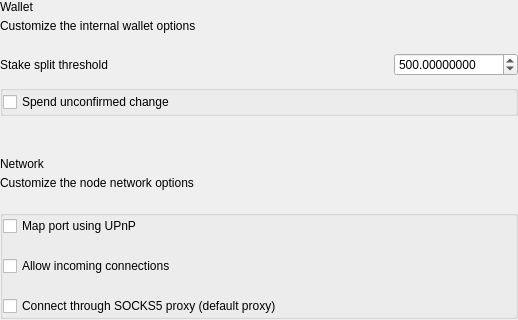
This is src/qt/tarian/settings/forms/settingswalletoptionswidget.ui in Tarian-Foundation/Tarian as Qt 5 draws it before an edit; both pictures show x 0 to 518 and y 0 to 320 of the 518 by 654 pixel window. The edited form follows.
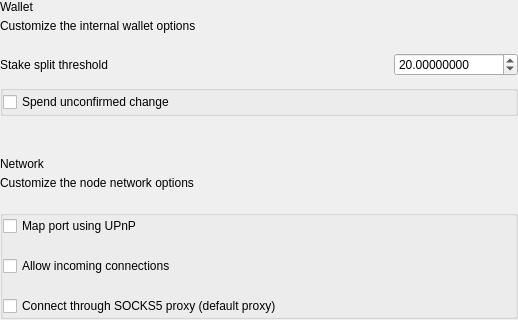
This is the edited form.

Commit message: New Split Threshold

The edit to the form file:
```diff
--- a/src/qt/tarian/settings/forms/settingswalletoptionswidget.ui
+++ b/src/qt/tarian/settings/forms/settingswalletoptionswidget.ui
@@ -133,7 +133,7 @@
              <number>999999</number>
             </property>
             <property name="value">
-             <number>500</number>
+             <number>20</number>
             </property>
            </widget>
           </item>
```
The commit also changes 1 other file.
